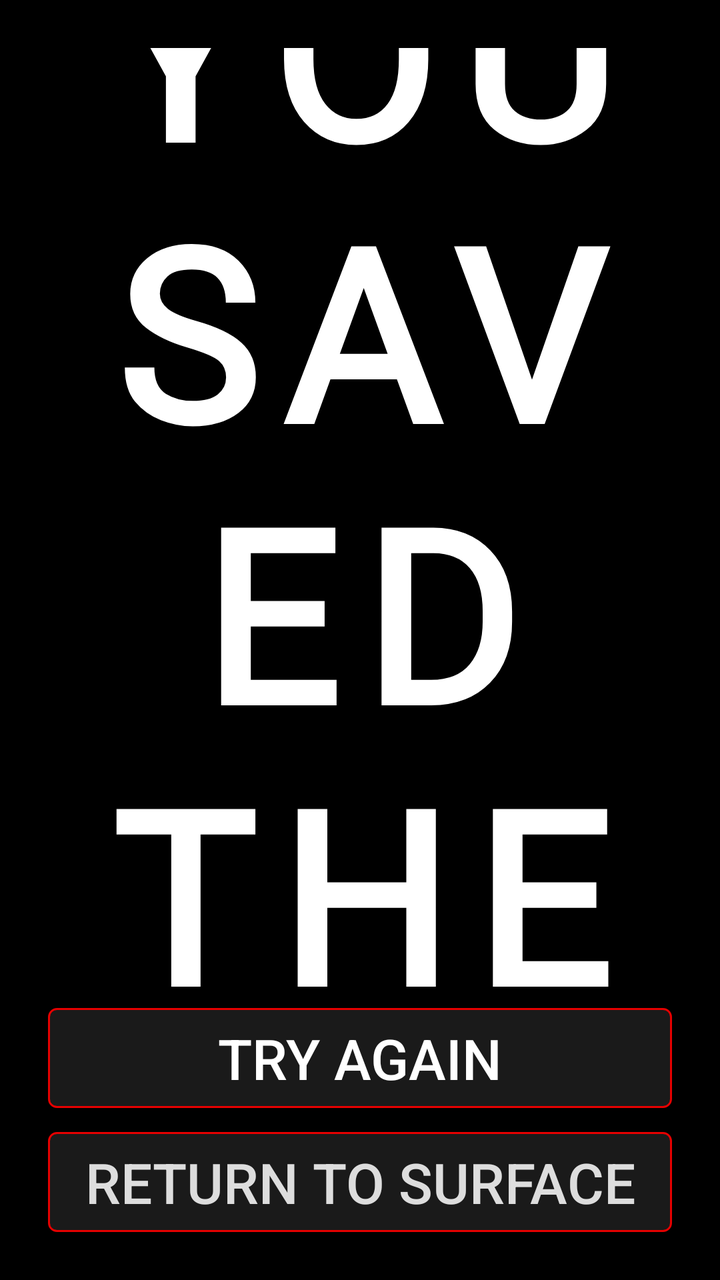
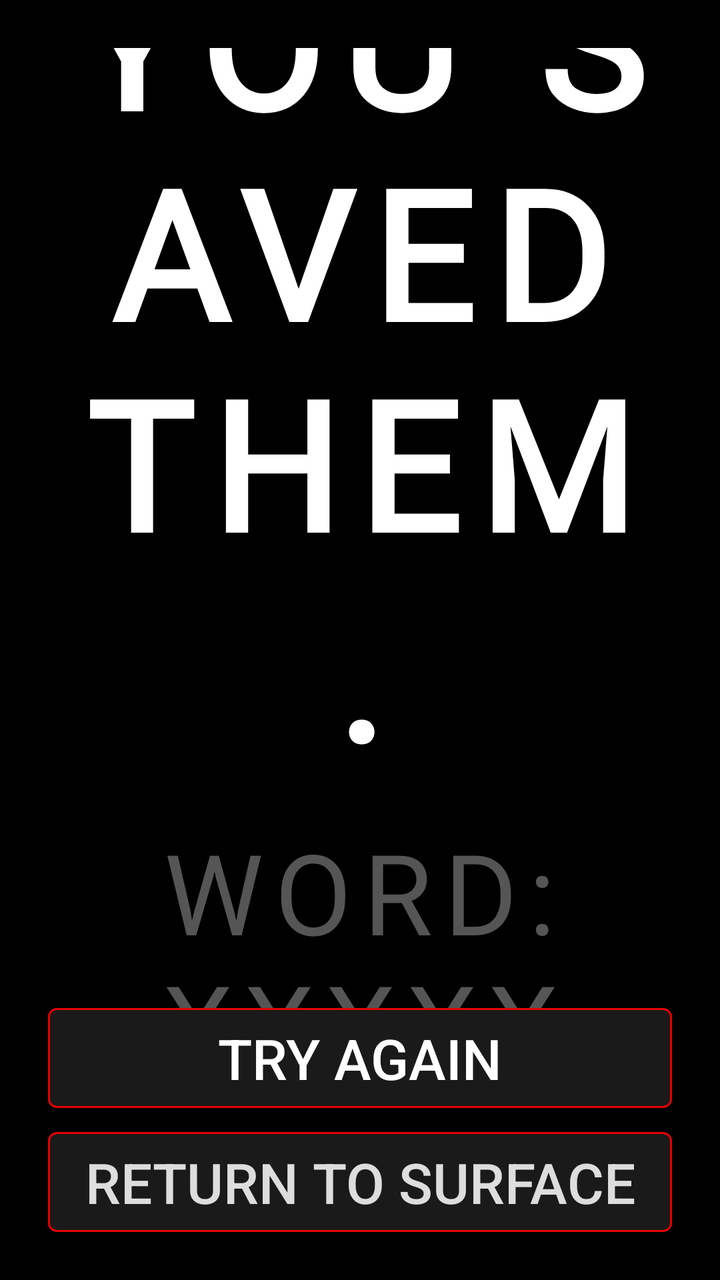

The first picture is an Android layout as it rendered before a commit; the second is the same layout after the commit. The layout source and the unified diff follow.
<!-- AndroidManifest.xml: application theme Theme.LastWord -->
<!-- res/layout/activity_result.xml -->
<?xml version="1.0" encoding="utf-8"?>
<androidx.constraintlayout.widget.ConstraintLayout xmlns:android="http://schemas.android.com/apk/res/android"
    xmlns:app="http://schemas.android.com/apk/res-auto"
    android:id="@+id/resultRootLayout"
    android:layout_width="match_parent"
    android:layout_height="match_parent"
    android:background="@color/black"
    android:padding="24dp">

    <LinearLayout
        android:id="@+id/contentLayout"
        android:layout_width="match_parent"
        android:layout_height="wrap_content"
        android:orientation="vertical"
        android:gravity="center"
        app:layout_constraintTop_toTopOf="parent"
        app:layout_constraintBottom_toTopOf="@+id/buttonLayout"
        app:layout_constraintStart_toStartOf="parent"
        app:layout_constraintEnd_toEndOf="parent">

        <TextView
            android:id="@+id/tvResultTitle"
            android:layout_width="wrap_content"
            android:layout_height="wrap_content"
            android:text="YOU SAVED THEM."
            android:textColor="@color/white"
            android:textSize="120sp"
            android:textStyle="bold"
            android:letterSpacing="0.1"
            
            android:gravity="center"
            android:layout_marginBottom="24dp" android:fontFamily="@font/ghastly_panic" />

        <TextView android:fontFamily="@font/ghastly_panic"
            android:id="@+id/tvResultWord"
            android:layout_width="wrap_content"
            android:layout_height="wrap_content"
            android:text="WORD: XXXXX"
            android:textColor="@color/dim_gray"
            android:textSize="72sp"
            android:letterSpacing="0.1"
            android:layout_marginBottom="32dp"/>

        <LinearLayout
            android:layout_width="match_parent"
            android:layout_height="wrap_content"
            android:orientation="vertical"
            android:background="@drawable/bg_horror_card"
            android:padding="20dp"
            android:layout_marginBottom="16dp">

            <TextView android:fontFamily="@font/ghastly_panic"
                android:id="@+id/tvBaseScore"
                android:layout_width="match_parent"
                android:layout_height="wrap_content"
                android:text="BASE SCORE: 0"
                android:textColor="@color/pale_white"
                android:textSize="48sp"
                android:letterSpacing="0.1"
                android:layout_marginBottom="8dp"/>

            <TextView android:fontFamily="@font/ghastly_panic"
                android:id="@+id/tvAccuracyBonus"
                android:layout_width="match_parent"
                android:layout_height="wrap_content"
                android:text="ACCURACY BONUS: 0"
                android:textColor="@color/pale_white"
                android:textSize="48sp"
                android:letterSpacing="0.1"
                android:layout_marginBottom="8dp"/>

            <TextView android:fontFamily="@font/ghastly_panic"
                android:id="@+id/tvTimeBonus"
                android:layout_width="match_parent"
                android:layout_height="wrap_content"
                android:text="TIME BONUS: 0"
                android:textColor="@color/pale_white"
                android:textSize="48sp"
                android:letterSpacing="0.1"
                android:layout_marginBottom="12dp"/>

            <View
                android:layout_width="match_parent"
                android:layout_height="1dp"
                android:background="@color/horror_red"
                android:layout_marginBottom="12dp"/>

            <TextView
                android:id="@+id/tvFinalScore"
                android:layout_width="match_parent"
                android:layout_height="wrap_content"
                android:text="TOTAL RITUAL SCORE: 0"
                android:textColor="@color/horror_red"
                android:textSize="80sp"
                android:letterSpacing="0.1"
                android:fontFamily="@font/ghastly_panic"
                android:gravity="center"
                android:layout_marginTop="8dp"
                android:textStyle="bold"/>
        </LinearLayout>
    </LinearLayout>

    <LinearLayout
        android:id="@+id/buttonLayout"
        android:layout_width="match_parent"
        android:layout_height="wrap_content"
        android:orientation="vertical"
        app:layout_constraintBottom_toBottomOf="parent"
        app:layout_constraintStart_toStartOf="parent"
        app:layout_constraintEnd_toEndOf="parent">

        <androidx.appcompat.widget.AppCompatButton android:textSize="28sp"
            android:id="@+id/btnPlayAgain"
            android:layout_width="match_parent"
            android:layout_height="50dp"
            android:text="TRY AGAIN"
            android:textColor="@color/white"
            android:background="@drawable/bg_button_dark"
            android:layout_marginBottom="12dp"/>

        <androidx.appcompat.widget.AppCompatButton android:textSize="28sp"
            android:id="@+id/btnHome"
            android:layout_width="match_parent"
            android:layout_height="50dp"
            android:text="RETURN TO SURFACE"
            android:textColor="@color/pale_white"
            android:background="@drawable/bg_button_dark"/>
    </LinearLayout>

</androidx.constraintlayout.widget.ConstraintLayout>
<!-- resources referenced by this layout -->
<resources>
  <color name="black">#000000</color>
  <color name="dim_gray">#555555</color>
  <color name="horror_red">#E60000</color>
  <color name="pale_white">#DDDDDD</color>
  <color name="white">#FFFFFF</color>
  <!-- drawable bg_button_dark (drawable) -->
  <?xml version="1.0" encoding="utf-8"?>
  <selector xmlns:android="http://schemas.android.com/apk/res/android">
      <item android:state_pressed="true">
          <shape>
              <solid android:color="@color/blood_red" />
              <stroke android:width="1dp" android:color="@color/horror_red" />
              <corners android:radius="4dp" />
          </shape>
      </item>
      <item android:state_enabled="false">
          <shape>
              <solid android:color="#0a0a0a" />
              <stroke android:width="1dp" android:color="#222222" />
              <corners android:radius="4dp" />
          </shape>
      </item>
      <item>
          <shape>
              <solid android:color="#1a1a1a" />
              <stroke android:width="1dp" android:color="@color/horror_red" />
              <corners android:radius="4dp" />
          </shape>
      </item>
  </selector>
  <!-- drawable bg_horror_card (drawable) -->
  <?xml version="1.0" encoding="utf-8"?>
  <shape xmlns:android="http://schemas.android.com/apk/res/android">
      <solid android:color="#121212" />
      <stroke android:width="2dp" android:color="@color/blood_red" />
      <corners android:radius="8dp" />
  </shape>
  <style name="Theme.LastWord" parent="Base.Theme.LastWord" />
  <color name="blood_red">#BB0000</color>
  <style name="Base.Theme.LastWord" parent="Theme.Material3.DayNight.NoActionBar">
          
          <item name="colorPrimary">@color/horror_red</item>
          <item name="colorOnPrimary">@color/white</item>
          <item name="colorSecondary">@color/crimson</item>
          <item name="android:windowBackground">@color/pure_dark</item>
          <item name="android:navigationBarColor">@color/black</item>
          <item name="android:statusBarColor">@color/black</item>
          
          
          <item name="android:textAppearanceSmall">@style/HorrorText.Small</item>
          <item name="android:textAppearanceMedium">@style/HorrorText.Medium</item>
          <item name="android:textAppearanceLarge">@style/HorrorText.Large</item>
      </style>
  <color name="crimson">#FF0000</color>
  <color name="pure_dark">#050505</color>
  <style name="HorrorText.Small">
          <item name="android:textSize">12sp</item>
      </style>
  <style name="HorrorText.Medium">
          <item name="android:textSize">16sp</item>
      </style>
  <style name="HorrorText.Large">
          <item name="android:textSize">22sp</item>
      </style>
</resources>

<!-- the commit's change to res/layout/activity_result.xml (unified diff, before → after) -->
@@ -24,22 +24,39 @@
             android:layout_height="wrap_content"
             android:text="YOU SAVED THEM."
             android:textColor="@color/white"
-            android:textSize="120sp"
+            android:textSize="90sp"
             android:textStyle="bold"
             android:letterSpacing="0.1"
-            
             android:gravity="center"
-            android:layout_marginBottom="24dp" android:fontFamily="@font/ghastly_panic" />
+            android:layout_marginBottom="12dp"
+            android:fontFamily="@font/ghastly_panic" />
 
-        <TextView android:fontFamily="@font/ghastly_panic"
+        <TextView
+            android:id="@+id/tvRescueMessage"
+            android:layout_width="match_parent"
+            android:layout_height="wrap_content"
+            android:text=""
+            android:textColor="@color/pale_white"
+            android:textSize="32sp"
+            android:letterSpacing="0.08"
+            android:gravity="center"
+            android:visibility="gone"
+            android:textStyle="italic"
+            android:paddingHorizontal="16dp"
+            android:layout_marginBottom="18dp"
+            android:fontFamily="@font/ghastly_panic" />
+
+        <TextView
             android:id="@+id/tvResultWord"
             android:layout_width="wrap_content"
             android:layout_height="wrap_content"
             android:text="WORD: XXXXX"
             android:textColor="@color/dim_gray"
-            android:textSize="72sp"
+            android:textSize="56sp"
             android:letterSpacing="0.1"
-            android:layout_marginBottom="32dp"/>
+            android:gravity="center"
+            android:layout_marginBottom="24dp"
+            android:fontFamily="@font/ghastly_panic"/>
 
         <LinearLayout
             android:layout_width="match_parent"
